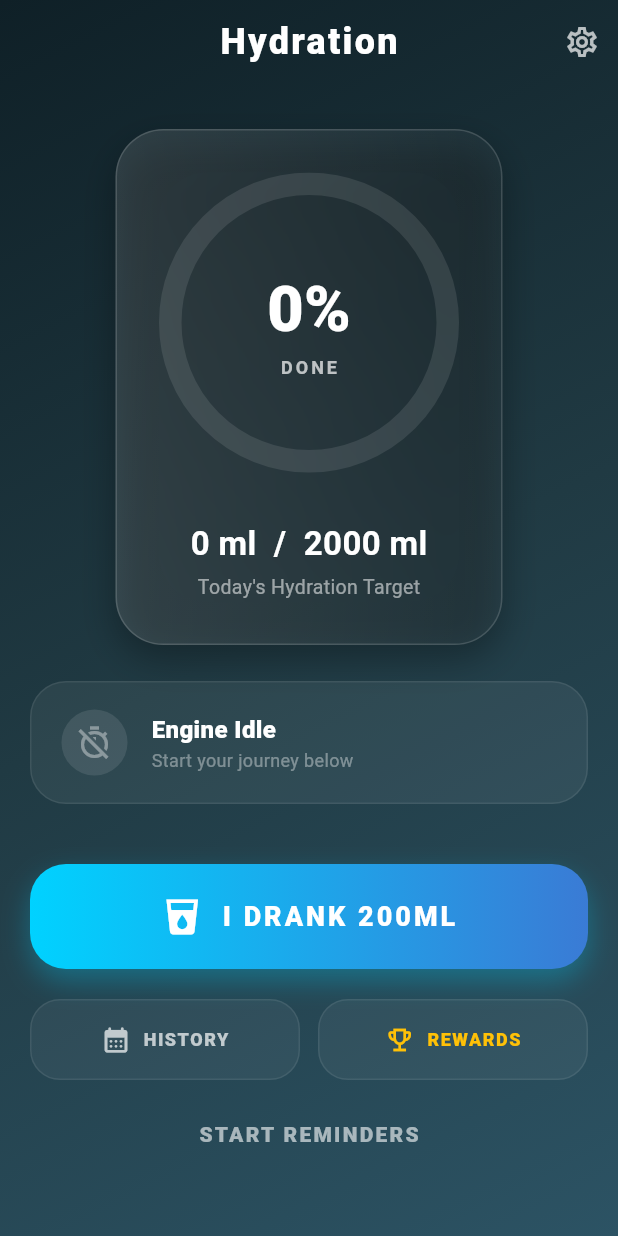
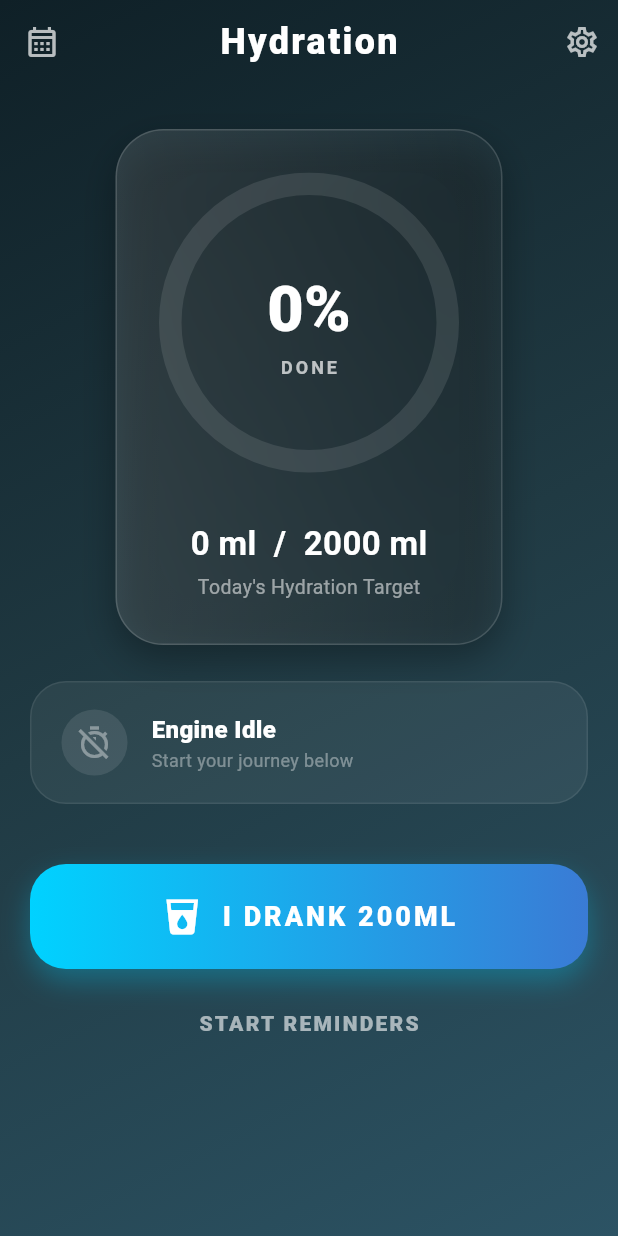
Before and after one commit to DefinitelyNotTheChosenOne/Water_ReminderV2, a Flutter app: the screen it shows after launch, on a phone screen of 412 x 824 dp. Run offline on Flutter 3.47's test engine with Material 3 defaults, Android fonts, the phone set to English and light mode, and no system bars; drawn by our look-alikes of percent_indicator; our stand-ins replace audioplayers, flutter_local_notifications, shared_preferences, table_calendar, timezone; missing offline and left inert: flutter_background_service.

Commit message:
Full Version

```diff
--- a/lib/models/reminder_model.dart
+++ b/lib/models/reminder_model.dart
@@ -4,7 +4,6 @@ class WaterReminderModel {
   final DateTime? lastDrinkTime;
   final List<String> todayLogs;
   final List<String> completedDates;
-  final int availableRewardsCount;
   final String soundAsset;
   final DateTime? nextReminderTime;
 
@@ -14,7 +13,6 @@ class WaterReminderModel {
     this.lastDrinkTime,
     required this.todayLogs,
     this.completedDates = const [],
-    this.availableRewardsCount = 0,
     this.soundAsset = 'assets/sounds/drop.wav',
     this.nextReminderTime,
   });
@@ -32,7 +30,6 @@ class WaterReminderModel {
     DateTime? lastDrinkTime,
     List<String>? todayLogs,
     List<String>? completedDates,
-    int? availableRewardsCount,
     String? soundAsset,
     DateTime? nextReminderTime,
   }) {
@@ -42,7 +39,6 @@ class WaterReminderModel {
       lastDrinkTime: lastDrinkTime ?? this.lastDrinkTime,
       todayLogs: todayLogs ?? this.todayLogs,
       completedDates: completedDates ?? this.completedDates,
-      availableRewardsCount: availableRewardsCount ?? this.availableRewardsCount,
       soundAsset: soundAsset ?? this.soundAsset,
       nextReminderTime: nextReminderTime ?? this.nextReminderTime,
     );
@@ -55,7 +51,6 @@ class WaterReminderModel {
       'lastDrinkTime': lastDrinkTime?.toIso8601String(),
       'todayLogs': todayLogs,
       'completedDates': completedDates,
-      'availableRewardsCount': availableRewardsCount,
       'soundAsset': soundAsset,
       'nextReminderTime': nextReminderTime?.toIso8601String(),
     };
@@ -70,7 +65,6 @@ class WaterReminderModel {
           : null,
       todayLogs: List<String>.from(json['todayLogs'] ?? []),
       completedDates: List<String>.from(json['completedDates'] ?? []),
-      availableRewardsCount: json['availableRewardsCount'] ?? 0,
       soundAsset: json['soundAsset'] ?? 'assets/sounds/drop.wav',
       nextReminderTime: json['nextReminderTime'] != null
           ? DateTime.parse(json['nextReminderTime'])
--- a/lib/screens/home_screen.dart
+++ b/lib/screens/home_screen.dart
@@ -3,7 +3,6 @@ import 'package:provider/provider.dart';
 import 'package:percent_indicator/percent_indicator.dart';
 import '../providers/reminder_provider.dart';
 import 'settings_screen.dart';
-import 'rewards_screen.dart';
 import 'history_screen.dart';
 import 'dart:ui';
 
@@ -29,6 +28,13 @@ class HomeScreen extends StatelessWidget {
         centerTitle: true,
         backgroundColor: Colors.transparent,
         elevation: 0,
+        leading: IconButton(
+          icon: const Icon(Icons.calendar_month_outlined, color: Colors.white70),
+          onPressed: () => Navigator.push(
+            context,
+            MaterialPageRoute(builder: (_) => const HistoryScreen()),
+          ),
+        ),
         actions: [
           IconButton(
             icon: const Icon(Icons.settings_outlined, color: Colors.white70),
@@ -132,6 +138,7 @@ class HomeScreen extends StatelessWidget {
                   backgroundColor: Colors.white.withValues(alpha: 0.1),
                   circularStrokeCap: CircularStrokeCap.round,
                   animation: true,
+                  animateFromLastPercent: true,
                   animationDuration: 1200,
                   curve: Curves.easeOutCubic,
                 ),
@@ -302,31 +309,6 @@ class HomeScreen extends StatelessWidget {
             ),
           ),
         ),
-        const SizedBox(height: 20),
-        Padding(
-          padding: const EdgeInsets.symmetric(horizontal: 20.0),
-          child: Row(
-            children: [
-              Expanded(
-                child: _buildSecondaryButton(
-                  icon: Icons.calendar_month_rounded,
-                  label: "HISTORY",
-                  onTap: () => Navigator.push(context, MaterialPageRoute(builder: (_) => const HistoryScreen())),
-                ),
-              ),
-              const SizedBox(width: 12),
-              Expanded(
-                child: _buildSecondaryButton(
-                  icon: Icons.emoji_events_outlined,
-                  label: "REWARDS",
-                  color: Colors.amber,
-                  badge: provider.data.availableRewardsCount.toString(),
-                  onTap: () => Navigator.push(context, MaterialPageRoute(builder: (_) => const RewardsScreen())),
-                ),
-              ),
-            ],
-          ),
-        ),
         const SizedBox(height: 12),
         TextButton(
           onPressed: () => provider.toggleReminders(),
@@ -341,44 +323,4 @@ class HomeScreen extends StatelessWidget {
     );
   }
 
-  Widget _buildSecondaryButton({
-    required IconData icon,
-    required String label,
-    required VoidCallback onTap,
-    Color color = Colors.white70,
-    String? badge,
-  }) {
-    return InkWell(
-      onTap: onTap,
-      borderRadius: BorderRadius.circular(20),
-      child: Container(
-        padding: const EdgeInsets.symmetric(vertical: 16),
-        decoration: BoxDecoration(
-          color: Colors.white.withValues(alpha: 0.05),
-          borderRadius: BorderRadius.circular(20),
-          border: Border.all(color: Colors.white.withValues(alpha: 0.08)),
-        ),
-        child: Row(
-          mainAxisAlignment: MainAxisAlignment.center,
-          children: [
-            Badge(
-              isLabelVisible: badge != null && badge != "0",
-              label: Text(badge ?? ""),
-              child: Icon(icon, color: color, size: 20),
-            ),
-            const SizedBox(width: 8),
-            Text(
-              label,
-              style: TextStyle(
-                color: color,
-                fontWeight: FontWeight.w800,
-                fontSize: 12,
-                letterSpacing: 1,
-              ),
-            ),
-          ],
-        ),
-      ),
-    );
-  }
 }
--- a/pubspec.yaml
+++ b/pubspec.yaml
@@ -38,5 +38,4 @@ flutter:
 
   assets:
     - assets/sounds/
-    - assets/images/rewards/
     - assets/icon/
```
Also changed, not shown: lib/models/achievement_model.dart (deleted, +0 -54 lines), lib/providers/reminder_provider.dart (+0 -16 lines), lib/screens/rewards_screen.dart (deleted, +0 -140 lines), 2 other files.
